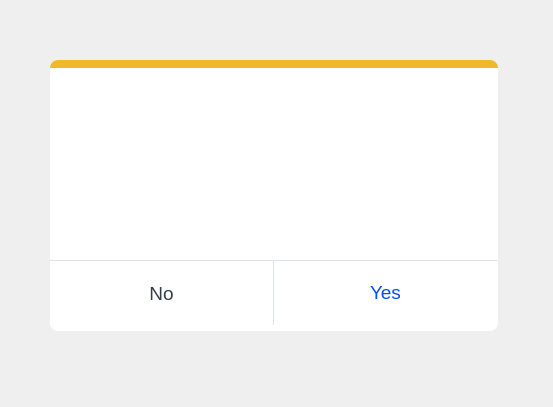
This is AdaptiveLayout/MessageBoxAsk.ui in wangjiealice/IPCPipeProcessCommunication as Qt 5 draws it before an edit. The edited form follows.
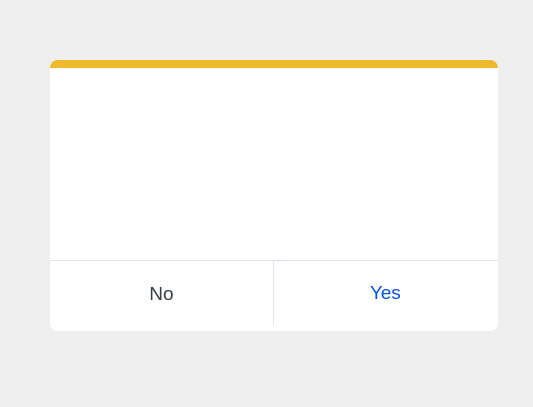
This is the edited form. Icons and pictures are not drawn.

Diff of the .ui file:
```diff
--- a/AdaptiveLayout/MessageBoxAsk.ui
+++ b/AdaptiveLayout/MessageBoxAsk.ui
@@ -6,7 +6,7 @@
    <rect>
     <x>0</x>
     <y>0</y>
-    <width>553</width>
+    <width>533</width>
     <height>407</height>
    </rect>
   </property>
@@ -128,9 +128,9 @@
     <property name="geometry">
      <rect>
       <x>0</x>
-      <y>80</y>
-      <width>440</width>
-      <height>121</height>
+      <y>90</y>
+      <width>441</width>
+      <height>102</height>
      </rect>
     </property>
     <layout class="QHBoxLayout" name="horizontalLayout">
@@ -151,42 +151,38 @@
       </spacer>
      </item>
      <item>
-      <widget class="QTextBrowser" name="messageBoxContent">
+      <widget class="QLabel" name="messageBoxContent">
+       <property name="sizePolicy">
+        <sizepolicy hsizetype="Fixed" vsizetype="Fixed">
+         <horstretch>0</horstretch>
+         <verstretch>0</verstretch>
+        </sizepolicy>
+       </property>
        <property name="minimumSize">
         <size>
          <width>360</width>
-         <height>0</height>
+         <height>100</height>
         </size>
        </property>
        <property name="font">
         <font>
-         <family>Frutiger Next W1G 8px</family>
-         <weight>50</weight>
-         <italic>false</italic>
-         <bold>false</bold>
+         <family>Segoe UI</family>
+         <pointsize>14</pointsize>
         </font>
        </property>
        <property name="styleSheet">
-        <string notr="true">
-                  QTextBrowser{
-                  color:#828D9E;
-                  }
-                </string>
+        <string notr="true">QLabel{
+color:#828D9E;
+                  }</string>
        </property>
-       <property name="verticalScrollBarPolicy">
-        <enum>Qt::ScrollBarAlwaysOff</enum>
+       <property name="text">
+        <string/>
        </property>
-       <property name="horizontalScrollBarPolicy">
-        <enum>Qt::ScrollBarAlwaysOff</enum>
+       <property name="alignment">
+        <set>Qt::AlignHCenter|Qt::AlignTop</set>
        </property>
-       <property name="html">
-        <string>&lt;!DOCTYPE HTML PUBLIC &quot;-//W3C//DTD HTML 4.0//EN&quot; &quot;http://www.w3.org/TR/REC-html40/strict.dtd&quot;&gt;
-&lt;html&gt;&lt;head&gt;&lt;meta name=&quot;qrichtext&quot; content=&quot;1&quot; /&gt;&lt;style type=&quot;text/css&quot;&gt;
-p, li { white-space: pre-wrap; }
-&lt;/style&gt;&lt;/head&gt;&lt;body style=&quot; font-family:'Frutiger Next W1G 8px'; font-size:7.8pt; font-weight:400; font-style:normal;&quot;&gt;
-&lt;p style=&quot; margin-top:0px; margin-bottom:0px; margin-left:0px; margin-right:0px; -qt-block-indent:0; text-indent:0px;&quot;&gt;                  &lt;/p&gt;
-&lt;p style=&quot; margin-top:0px; margin-bottom:0px; margin-left:0px; margin-right:0px; -qt-block-indent:0; text-indent:0px;&quot;&gt;                  &lt;/p&gt;
-&lt;p align=&quot;center&quot; style=&quot; margin-top:0px; margin-bottom:0px; margin-left:0px; margin-right:0px; -qt-block-indent:0; text-indent:0px;&quot;&gt;                &lt;/p&gt;&lt;/body&gt;&lt;/html&gt;</string>
+       <property name="wordWrap">
+        <bool>true</bool>
        </property>
       </widget>
      </item>
```
